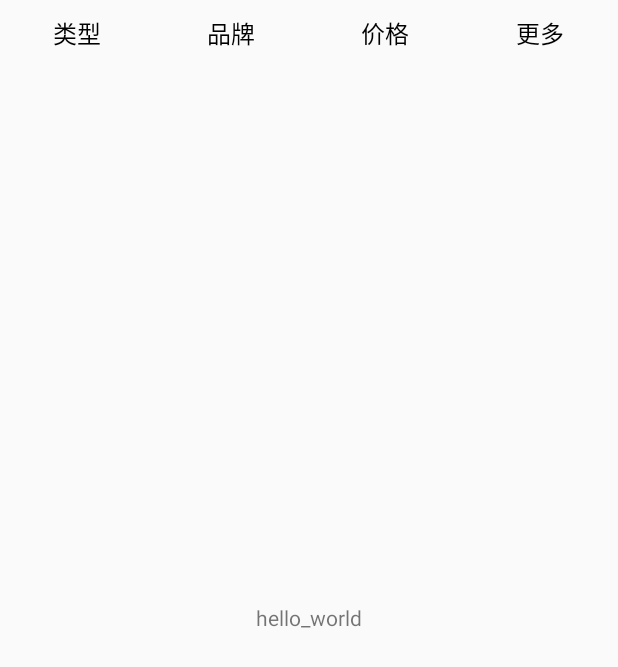
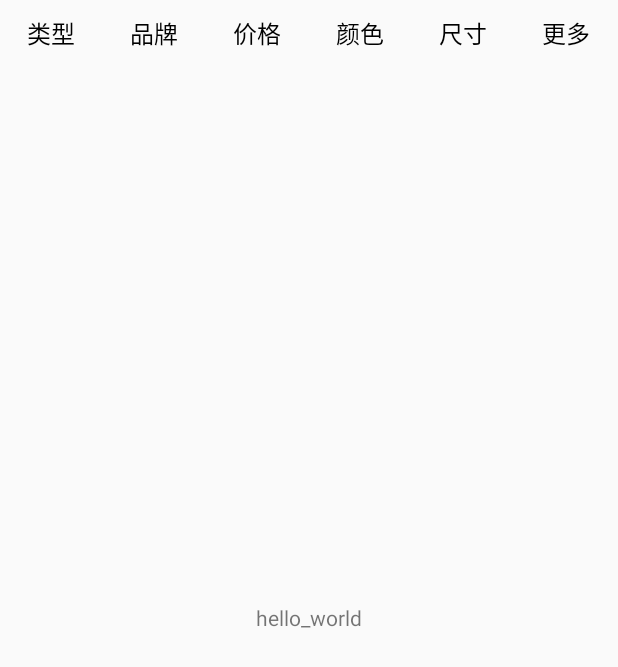
Before and after one commit to 13538659596/View, an Android app: the PopuViewActivity screen opened directly, with no data from a screen before it, on a phone screen of 412 x 824 dp. Shown: the top 667 px of the screen. Run offline under Robolectric (Android 15) with nearby library versions, the phone set to English and light mode, and no system bars; our stand-ins replace ButterKnife.

Commit message:
完善选择列表

```diff
--- a/app/src/main/java/com/example/view/ListView/PopuViewActivity.java
+++ b/app/src/main/java/com/example/view/ListView/PopuViewActivity.java
@@ -27,6 +27,8 @@ public class PopuViewActivity extends BaseActivity {
         items.add("类型");
         items.add("品牌");
         items.add("价格");
+        items.add("颜色");
+        items.add("尺寸");
         items.add("更多");
         MenuAdapater adapater = new MenuAdapater(this, items);
         popuView.setAdapter(adapater);
--- a/app/src/main/java/com/example/view/group/PopuView.java
+++ b/app/src/main/java/com/example/view/group/PopuView.java
@@ -260,7 +260,7 @@ public class PopuView extends LinearLayout implements View.OnClickListener{
 
     @Override
     public void onClick(View view) {
-        Log.e("=======", "    onClick");
+      //  Log.e("=======", "    onClick");
         closeMenu();
     }
 }
```
